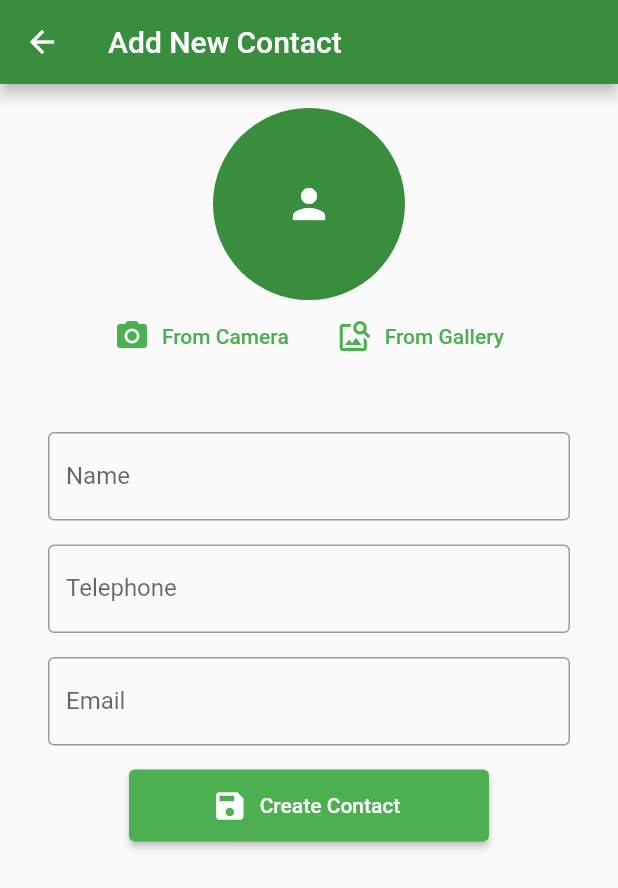
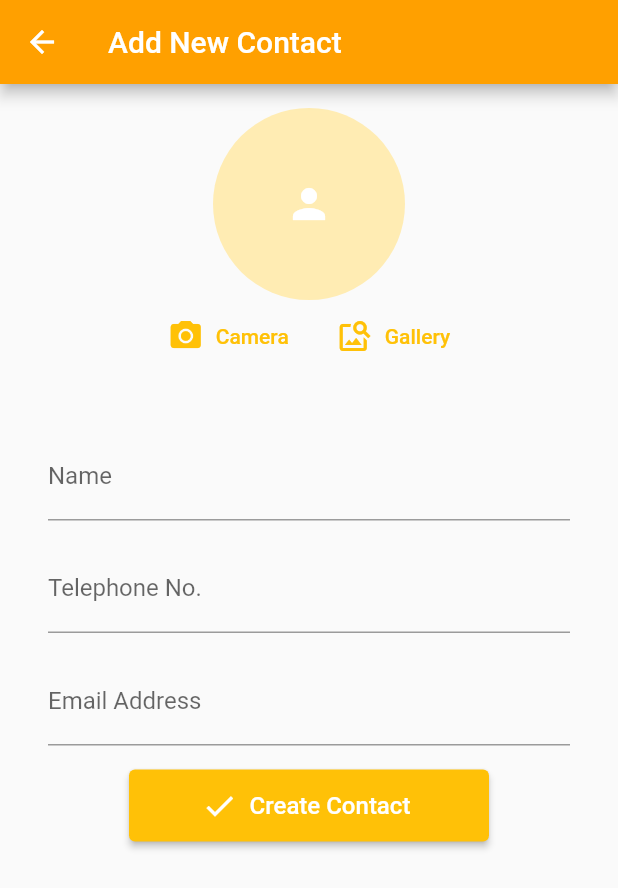
Before and after one commit to e184439/contacts-buddy, a Flutter app: the HomePage screen opened directly, after a tap on the "person add alt" icon, on a phone screen of 412 x 824 dp. Shown: the top 888 px of the screen. Run offline on Flutter 3.47's test engine with Material 2 defaults, Android fonts, the phone set to English and light mode, and no system bars; our stand-ins replace flutter_slidable, hive_flutter, image_picker; missing offline and left inert: clipboard; accounts and stored records are empty.

Commit message:
changes to ishar

```diff
--- a/lib/pages/add_contact_page.dart
+++ b/lib/pages/add_contact_page.dart
@@ -113,7 +113,9 @@ class _AddContactPageState extends State<AddContactPage> {
   Widget build(BuildContext context) {
     return Scaffold(
       appBar: AppBar(
-        title: const Text('Add New Contact'),
+        foregroundColor: Colors.white,
+        title: const Text('Add New Contact',
+            style: TextStyle(color: Colors.white)),
       ),
       body: SingleChildScrollView(
         child: Padding(
@@ -147,13 +149,13 @@ class _AddContactPageState extends State<AddContactPage> {
                             TextButton.icon(
                               onPressed: _getFromCamera,
                               icon: const Icon(Icons.camera_alt),
-                              label: const Text('From Camera'),
+                              label: const Text('Camera'),
                             ),
                             const SizedBox(width: 16.0),
                             TextButton.icon(
                               onPressed: _getFromGallery,
                               icon: const Icon(Icons.image_search),
-                              label: const Text('From Gallery'),
+                              label: const Text('Gallery'),
                             ),
                           ],
                         ),
@@ -168,7 +170,6 @@ class _AddContactPageState extends State<AddContactPage> {
                   key: const Key('name'),
                   controller: _nameController,
                   decoration: const InputDecoration(
-                    border: OutlineInputBorder(),
                     hintText: 'Enter name here',
                     labelText: 'Name',
                   ),
@@ -184,9 +185,8 @@ class _AddContactPageState extends State<AddContactPage> {
                   controller: _telephoneController,
                   keyboardType: TextInputType.phone,
                   decoration: const InputDecoration(
-                    border: OutlineInputBorder(),
                     hintText: 'Enter telephone number here',
-                    labelText: 'Telephone',
+                    labelText: 'Telephone No.',
                   ),
                   validator: (value) {
                     if (value!.isEmpty) {
@@ -203,9 +203,8 @@ class _AddContactPageState extends State<AddContactPage> {
                   controller: _emailController,
                   keyboardType: TextInputType.emailAddress,
                   decoration: const InputDecoration(
-                    border: OutlineInputBorder(),
                     hintText: 'Enter email address here',
-                    labelText: 'Email',
+                    labelText: 'Email Address',
                   ),
                   validator: (value) {
                     if (value!.isEmpty) {
@@ -225,8 +224,9 @@ class _AddContactPageState extends State<AddContactPage> {
                   height: 48.0,
                   child: ElevatedButton.icon(
                     onPressed: _handleContactSave,
-                    icon: const Icon(Icons.save),
-                    label: const Text('Create Contact'),
+                    icon: const Icon(Icons.check, color: Colors.white),
+                    label: const Text('Create Contact',
+                        style: TextStyle(color: Colors.white, fontSize: 16.0)),
                   ),
                 ),
               ],
--- a/lib/pages/contact_details_page.dart
+++ b/lib/pages/contact_details_page.dart
@@ -55,7 +55,8 @@ class _ContactDetailsPageState extends State<ContactDetailsPage> {
                 ),
                 const SizedBox(height: 16.0),
               ],
-              )),
+            ),
+          ),
         ),
       ]),
     );
--- a/lib/pages/home_page.dart
+++ b/lib/pages/home_page.dart
@@ -23,7 +23,7 @@ class _HomePageState extends State<HomePage> {
   final _searchFormKey = GlobalKey<FormState>(debugLabel: 'search_form');
 
   // from https://pub.dev/packages/url_launcher/example
-  Future<void> _makePhoneCall(String phoneNumber) async {
+  Future<void> triggerCall(String phoneNumber) async {
     final Uri launchUri = Uri(
       scheme: 'tel',
       path: phoneNumber,
@@ -34,7 +34,11 @@ class _HomePageState extends State<HomePage> {
   @override
   Widget build(BuildContext context) {
     return Scaffold(
-      appBar: AppBar(title: Text(widget.title), elevation: 0, actions: [
+      appBar: AppBar(
+          title: Image.asset('assets/logo.png', height: 48.0),
+          centerTitle: true,
+          elevation: 0,
+          actions: [
             IconButton(
               onPressed: () {
                 Navigator.of(context).push(
@@ -47,6 +51,7 @@ class _HomePageState extends State<HomePage> {
               },
               icon: const Icon(
                 Icons.person_add_alt_sharp,
+                color: Colors.white,
               ),
             ),
           ]),
@@ -54,7 +59,7 @@ class _HomePageState extends State<HomePage> {
         onPressed: () {
           showSearch(context: context, delegate: ContactsSearch());
         },
-        child: const Icon(Icons.search),
+        child: const Icon(Icons.search, color: Colors.white),
       ),
       body: Column(
         mainAxisAlignment: MainAxisAlignment.start,
@@ -65,24 +70,20 @@ class _HomePageState extends State<HomePage> {
               valueListenable: Hive.box<Contact>('contacts').listenable(),
               builder: (context, Box<Contact> box, _) {
                 if (box.values.isEmpty) {
-                  return const Center(
-                    child: Text("¯\\_(ツ)_/¯\n\nNo contacts available.",
-                        textAlign: TextAlign.center,
-                        style: TextStyle(fontSize: 32.0)),
-                  );
+                  return const Center();
                 }
 
                 return ListView.separated(
                   itemBuilder: (context, index) {
-                    Contact? currentContact = box.getAt(index);
+                    Contact? contactEntry = box.getAt(index);
 
-                    return ContactListItem(
-                      currentContact: currentContact!,
+                    return ContactListTile(
+                      currentContact: contactEntry!,
                       onPress: () {
                         Navigator.of(context).push(MaterialPageRoute(
                           builder: (context) {
                             return ContactDetailsPage(
-                                selectedContact: currentContact);
+                                selectedContact: contactEntry);
                           },
                         ));
                       },
@@ -93,13 +94,13 @@ class _HomePageState extends State<HomePage> {
                           builder: (context) {
                             return AlertDialog(
                               icon: const Icon(Icons.delete),
-                              title: const Text('Delete Contact'),
-                              content: Text(
-                                  'Your are going to delete ${currentContact?.name} permanently.\nAre you sure?'),
+                              title: const Text('Delete'),
+                              content: const Text(
+                                  'Are you sure you want to delete?'),
                               actions: [
                                 TextButton(
                                     onPressed: () {
-                                      currentContact?.delete();
+                                      contactEntry?.delete();
                                       Navigator.pop(context);
                                     },
                                     child: const Text('Ok')),
@@ -117,13 +118,13 @@ class _HomePageState extends State<HomePage> {
                         Navigator.of(context).push(MaterialPageRoute(
                           builder: (context) {
                             return EditContactPage(
-                              contact: currentContact!,
+                              contact: contactEntry!,
                             );
                           },
                         ));
                       },
                       onCall: () async {
-                        await _makePhoneCall(currentContact.telephone!);
+                        await triggerCall(contactEntry.telephone!);
                       },
                       onShare: () {},
                     );
--- a/lib/widgets/contact_list_item.dart
+++ b/lib/widgets/contact_list_item.dart
@@ -5,7 +5,7 @@ import 'package:contacts_buddy/models/contact.dart';
 import 'package:flutter/material.dart';
 import 'package:flutter_slidable/flutter_slidable.dart';
 
-class ContactListItem extends StatelessWidget {
+class ContactListTile extends StatelessWidget {
   final Contact currentContact;
   final VoidCallback onPress;
   final VoidCallback onLongPress;
@@ -14,7 +14,7 @@ class ContactListItem extends StatelessWidget {
   final VoidCallback onCall;
   final VoidCallback onShare;
 
-  const ContactListItem({
+  const ContactListTile({
     Key? key,
     required this.currentContact,
     required this.onPress,
--- a/pubspec.yaml
+++ b/pubspec.yaml
@@ -31,3 +31,6 @@ dev_dependencies:
 
 flutter:
   uses-material-design: true
+
+  assets:
+    - assets/logo.png
```
Also changed, not shown: lib/main.dart (+5 -5 lines), assets/logo.png (added). Lines whose indentation alone changed are shown as unchanged.
